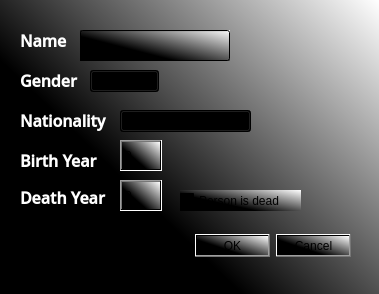
Qt form personDialog.ui (annakrih/T113VLN1-3) before a commit.
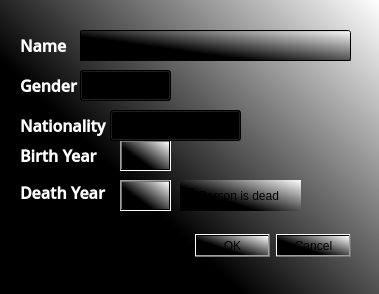
The same form after that commit.

```diff
--- a/personDialog.ui
+++ b/personDialog.ui
@@ -22,9 +22,9 @@
    </property>
    <property name="geometry">
     <rect>
-     <x>10</x>
+     <x>20</x>
      <y>230</y>
-     <width>341</width>
+     <width>331</width>
      <height>32</height>
     </rect>
    </property>
@@ -46,7 +46,7 @@
     <rect>
      <x>80</x>
      <y>30</y>
-     <width>150</width>
+     <width>271</width>
      <height>31</height>
     </rect>
    </property>
@@ -60,7 +60,7 @@
      <x>20</x>
      <y>30</y>
      <width>51</width>
-     <height>21</height>
+     <height>31</height>
     </rect>
    </property>
    <property name="font">
@@ -86,7 +86,7 @@
      <x>20</x>
      <y>70</y>
      <width>61</width>
-     <height>21</height>
+     <height>31</height>
     </rect>
    </property>
    <property name="font">
@@ -112,7 +112,7 @@
      <x>20</x>
      <y>110</y>
      <width>91</width>
-     <height>21</height>
+     <height>31</height>
     </rect>
    </property>
    <property name="font">
@@ -137,7 +137,7 @@
     <rect>
      <x>120</x>
      <y>140</y>
-     <width>42</width>
+     <width>51</width>
      <height>31</height>
     </rect>
    </property>
@@ -161,9 +161,9 @@
    <property name="geometry">
     <rect>
      <x>20</x>
-     <y>150</y>
+     <y>140</y>
      <width>81</width>
-     <height>21</height>
+     <height>31</height>
     </rect>
    </property>
    <property name="font">
@@ -187,9 +187,9 @@
    <property name="geometry">
     <rect>
      <x>20</x>
-     <y>187</y>
+     <y>177</y>
      <width>91</width>
-     <height>21</height>
+     <height>31</height>
     </rect>
    </property>
    <property name="font">
@@ -214,7 +214,7 @@
     <rect>
      <x>120</x>
      <y>180</y>
-     <width>42</width>
+     <width>51</width>
      <height>31</height>
     </rect>
    </property>
@@ -240,10 +240,10 @@
   <widget class="QComboBox" name="personGender">
    <property name="geometry">
     <rect>
-     <x>90</x>
+     <x>80</x>
      <y>70</y>
-     <width>69</width>
-     <height>22</height>
+     <width>91</width>
+     <height>31</height>
     </rect>
    </property>
    <property name="styleSheet">
@@ -254,9 +254,9 @@
    <property name="geometry">
     <rect>
      <x>180</x>
-     <y>190</y>
+     <y>180</y>
      <width>121</width>
-     <height>21</height>
+     <height>31</height>
     </rect>
    </property>
    <property name="acceptDrops">
@@ -302,10 +302,10 @@
   <widget class="QComboBox" name="personNat">
    <property name="geometry">
     <rect>
-     <x>120</x>
+     <x>110</x>
      <y>110</y>
      <width>131</width>
-     <height>22</height>
+     <height>31</height>
     </rect>
    </property>
    <property name="styleSheet">
```
